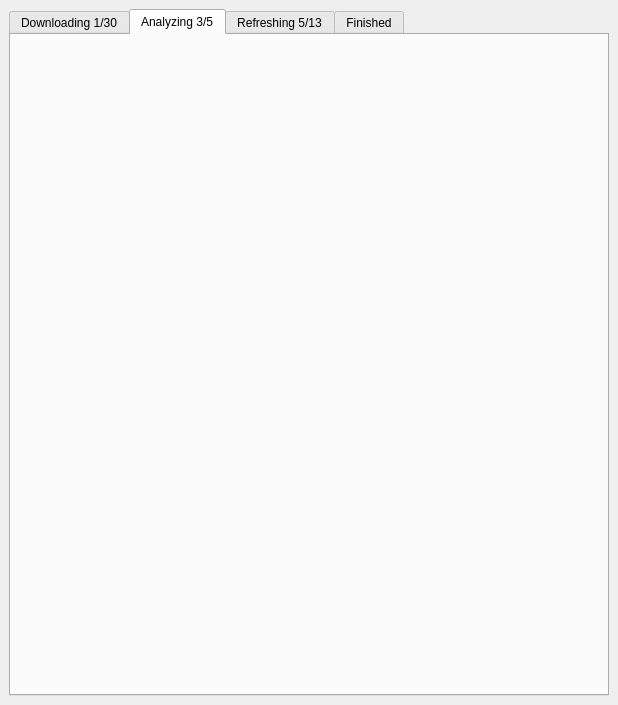
The window that designer/main_window.ui (markop404/media-downloader) describes before a commit, drawn with Qt 5.
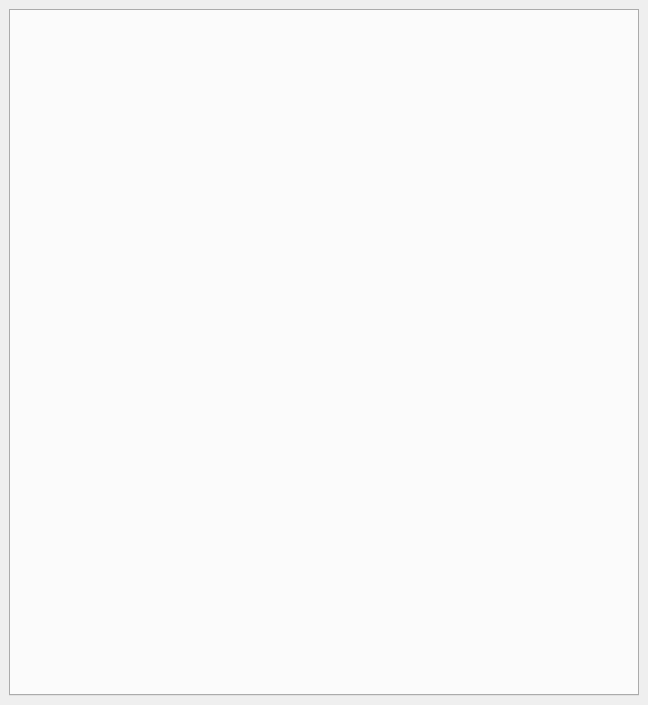
The same window after the commit. Icons and pictures are not drawn.

Diff of the .ui file:
```diff
--- a/designer/main_window.ui
+++ b/designer/main_window.ui
@@ -6,7 +6,7 @@
    <rect>
     <x>0</x>
     <y>0</y>
-    <width>618</width>
+    <width>648</width>
     <height>705</height>
    </rect>
   </property>
@@ -33,38 +33,6 @@
       <property name="movable">
        <bool>true</bool>
       </property>
-      <widget class="QWidget" name="tab">
-       <attribute name="icon">
-        <iconset theme="QIcon::ThemeIcon::GoDown"/>
-       </attribute>
-       <attribute name="title">
-        <string>Downloading 1/30</string>
-       </attribute>
-      </widget>
-      <widget class="QWidget" name="tab_2">
-       <attribute name="icon">
-        <iconset theme="QIcon::ThemeIcon::AppointmentNew"/>
-       </attribute>
-       <attribute name="title">
-        <string>Analyzing 3/5</string>
-       </attribute>
-      </widget>
-      <widget class="QWidget" name="tab_3">
-       <attribute name="icon">
-        <iconset theme="QIcon::ThemeIcon::SystemReboot"/>
-       </attribute>
-       <attribute name="title">
-        <string>Refreshing 5/13</string>
-       </attribute>
-      </widget>
-      <widget class="QWidget" name="tab_4">
-       <attribute name="icon">
-        <iconset theme="QIcon::ThemeIcon::MediaPlaybackStart"/>
-       </attribute>
-       <attribute name="title">
-        <string>Finished</string>
-       </attribute>
-      </widget>
      </widget>
     </item>
    </layout>
```
Left out of the diff: 5 changed lines with no effect on the pictures.
